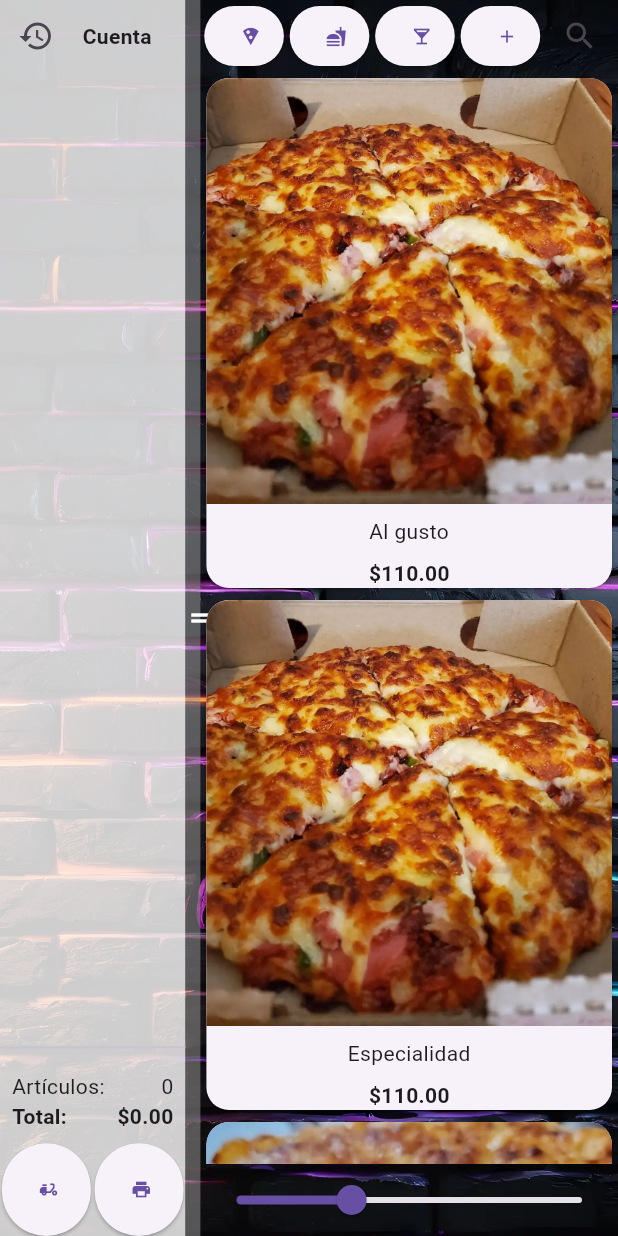
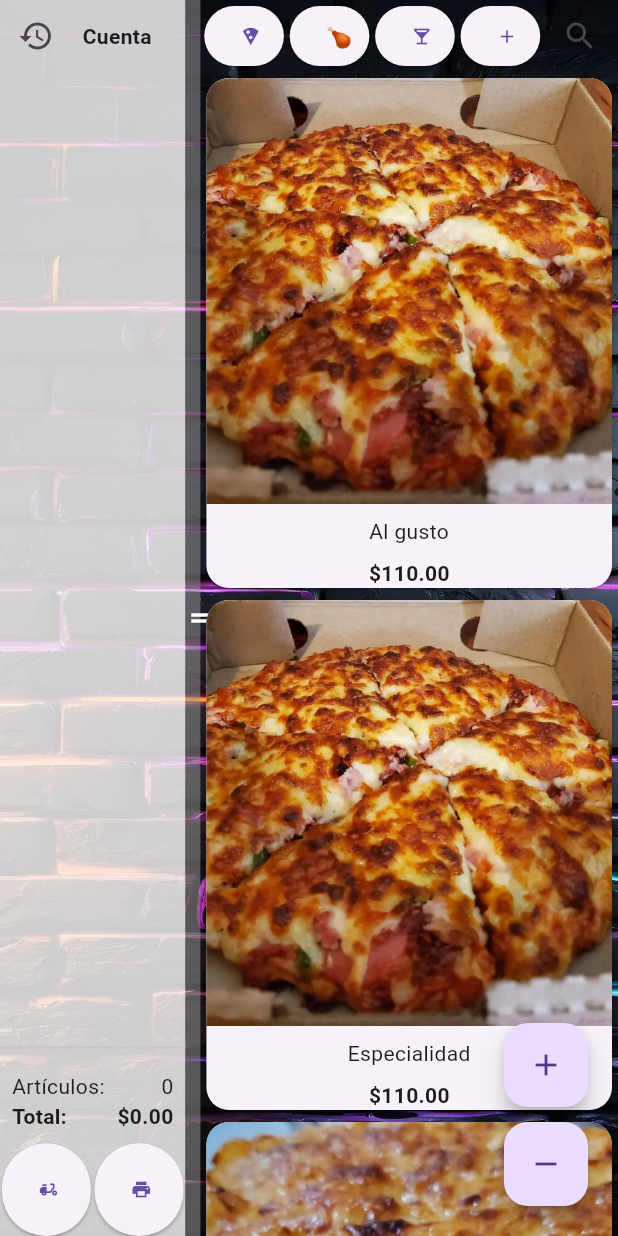
Before and after one commit to ItsKillionaire/Point_of_sale_app, a Flutter app: the screen it shows after launch, on a phone screen of 412 x 824 dp. Run offline on Flutter 3.47's test engine with Material 3 defaults, Android fonts, the light colour scheme and no system bars; our stand-ins replace flutter_screenutil, shared_preferences.

Commit message:
change resize scroll with simbols

```diff
--- a/pizzapopan_pos/lib/screens/home_screen.dart
+++ b/pizzapopan_pos/lib/screens/home_screen.dart
@@ -45,7 +45,7 @@ class _HomeScreenState extends State<HomeScreen> {
   }
 
   double _getFontSize(double baseSize) {
-    return baseSize.sp.clamp(14.0, 22.0);
+    return baseSize.sp.clamp(14.0, 30.0);
   }
 
   @override
@@ -103,7 +103,7 @@ class _HomeScreenState extends State<HomeScreen> {
                     child: ElevatedButton(
                       onPressed: () =>
                           setState(() => _selectedCategory = ProductCategory.boneless),
-                      child: Icon(Icons.fastfood, size: _getFontSize(30)),
+                      child: Text('🍗', style: TextStyle(fontSize: _getFontSize(30))),
                     ),
                   ),
                 ),
@@ -132,7 +132,9 @@ class _HomeScreenState extends State<HomeScreen> {
             ),
             // Menu items
             Expanded(
-              child: LayoutBuilder(builder: (context, constraints) {
+              child: Stack(
+                children: [
+                  LayoutBuilder(builder: (context, constraints) {
                     final crossAxisCount = (constraints.maxWidth / menuProvider.itemSize).floor();
                     return GridView.builder(
                       gridDelegate: SliverGridDelegateWithFixedCrossAxisCount(
@@ -203,14 +205,29 @@ class _HomeScreenState extends State<HomeScreen> {
                       },
                     );
                   }),
+                  Positioned(
+                    bottom: 20,
+                    right: 20,
+                    child: Column(
+                      children: [
+                        FloatingActionButton(
+                          onPressed: () {
+                            menuProvider.setItemSize(menuProvider.itemSize + 10);
+                          },
+                          child: const Icon(Icons.add),
                         ),
-            Slider(
-              value: menuProvider.itemSize,
-              min: 120,
-              max: 300,
-              onChanged: (double value) {
-                menuProvider.setItemSize(value);
+                        const SizedBox(height: 10),
+                        FloatingActionButton(
+                          onPressed: () {
+                            menuProvider.setItemSize(menuProvider.itemSize - 10);
                           },
+                          child: const Icon(Icons.remove),
+                        ),
+                      ],
+                    ),
+                  ),
+                ],
+              ),
             ),
           ],
         );
@@ -405,7 +422,7 @@ class _HomeScreenState extends State<HomeScreen> {
                         backgroundColor:
                             (_address != null || _isPickup) ? Colors.green : null,
                       ),
-                      child: Icon(Icons.delivery_dining, size: _getFontSize(30)),
+                      child: Icon(Icons.delivery_dining, size: _getFontSize(40)),
                     ),
                   ),
                 ),
@@ -448,7 +465,7 @@ class _HomeScreenState extends State<HomeScreen> {
                               context, 'Orden guardada e impresa (simulado).');
                         }
                       },
-                      child: Icon(Icons.print, size: _getFontSize(30)),
+                      child: Icon(Icons.print, size: _getFontSize(40)),
                     ),
                   ),
                 ),
```
Lines whose indentation alone changed are shown as unchanged.
